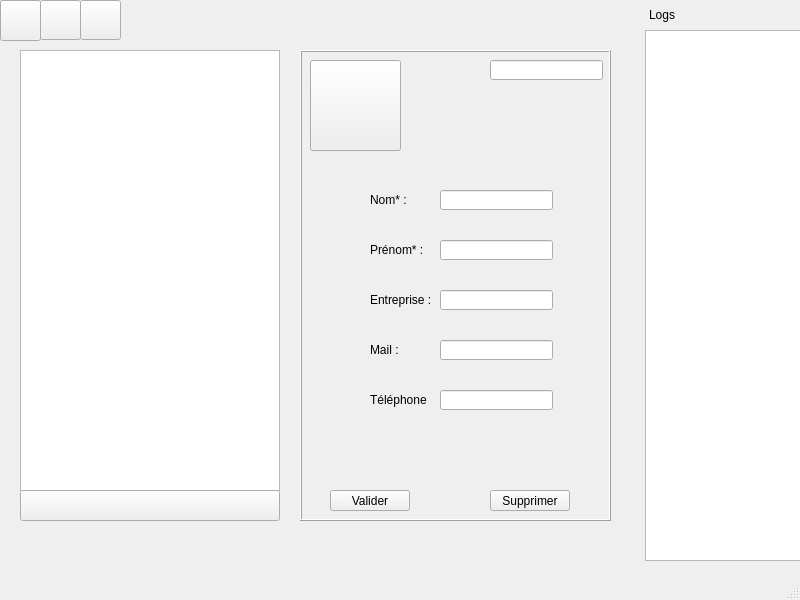
Above: CDAA-R/IHM/mainwindow.ui from samlach2222/ProjetCDAA-R before the change. Below: the same form after it.
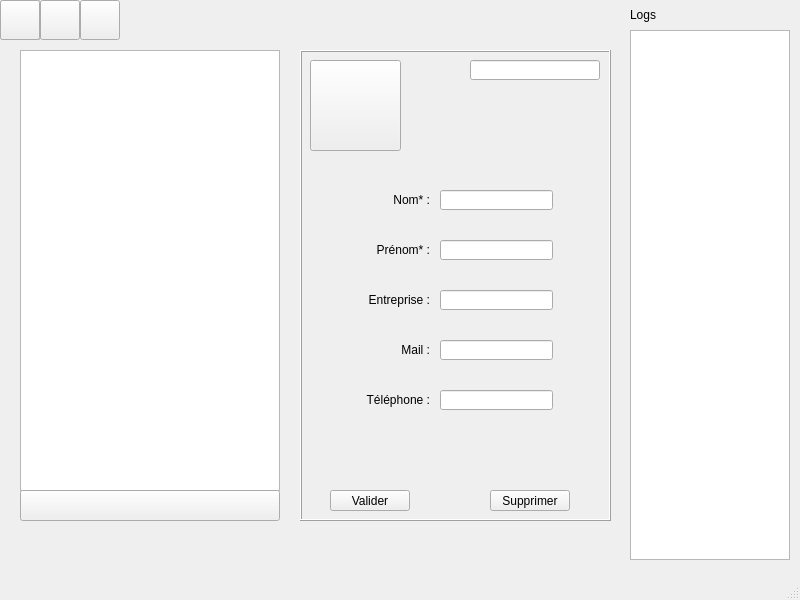
That is the form after the change. Icons and pictures are not drawn.

Commit message: Mise à jour du placement de certains labels et zones de texte

Diff of the .ui file:
```diff
--- a/CDAA-R/IHM/mainwindow.ui
+++ b/CDAA-R/IHM/mainwindow.ui
@@ -31,10 +31,10 @@
    <widget class="QListView" name="LogsList">
     <property name="geometry">
      <rect>
-      <x>645</x>
+      <x>630</x>
       <y>30</y>
-      <width>161</width>
-      <height>531</height>
+      <width>160</width>
+      <height>530</height>
      </rect>
     </property>
    </widget>
@@ -54,9 +54,9 @@
    <widget class="QLabel" name="LabelLogs">
     <property name="geometry">
      <rect>
-      <x>649</x>
+      <x>630</x>
       <y>0</y>
-      <width>151</width>
+      <width>150</width>
       <height>30</height>
      </rect>
     </property>
@@ -88,7 +88,7 @@
      <rect>
       <x>40</x>
       <y>0</y>
-      <width>41</width>
+      <width>40</width>
       <height>40</height>
      </rect>
     </property>
@@ -107,7 +107,7 @@
      <rect>
       <x>80</x>
       <y>0</y>
-      <width>41</width>
+      <width>40</width>
       <height>40</height>
      </rect>
     </property>
@@ -139,15 +139,21 @@
     <widget class="QLabel" name="labelNom">
      <property name="geometry">
       <rect>
-       <x>70</x>
+       <x>60</x>
        <y>140</y>
-       <width>60</width>
+       <width>70</width>
        <height>20</height>
       </rect>
      </property>
+     <property name="layoutDirection">
+      <enum>Qt::LeftToRight</enum>
+     </property>
      <property name="text">
       <string>Nom* :</string>
      </property>
+     <property name="alignment">
+      <set>Qt::AlignRight|Qt::AlignTrailing|Qt::AlignVCenter</set>
+     </property>
     </widget>
     <widget class="QLineEdit" name="editNom">
      <property name="geometry">
@@ -175,15 +181,18 @@
     <widget class="QLabel" name="labelPrenom">
      <property name="geometry">
       <rect>
-       <x>70</x>
+       <x>60</x>
        <y>190</y>
-       <width>60</width>
+       <width>70</width>
        <height>20</height>
       </rect>
      </property>
      <property name="text">
       <string>Prénom* :</string>
      </property>
+     <property name="alignment">
+      <set>Qt::AlignRight|Qt::AlignTrailing|Qt::AlignVCenter</set>
+     </property>
     </widget>
     <widget class="QLineEdit" name="editEntreprise">
      <property name="geometry">
@@ -201,15 +210,18 @@
     <widget class="QLabel" name="labelEntreprise">
      <property name="geometry">
       <rect>
-       <x>70</x>
+       <x>60</x>
        <y>240</y>
-       <width>60</width>
+       <width>70</width>
        <height>20</height>
       </rect>
      </property>
      <property name="text">
       <string>Entreprise :</string>
      </property>
+     <property name="alignment">
+      <set>Qt::AlignRight|Qt::AlignTrailing|Qt::AlignVCenter</set>
+     </property>
     </widget>
     <widget class="QLineEdit" name="editMail">
      <property name="geometry">
@@ -227,15 +239,18 @@
     <widget class="QLabel" name="labelMail">
      <property name="geometry">
       <rect>
-       <x>70</x>
+       <x>60</x>
        <y>290</y>
-       <width>60</width>
+       <width>70</width>
        <height>20</height>
       </rect>
      </property>
      <property name="text">
       <string>Mail :</string>
      </property>
+     <property name="alignment">
+      <set>Qt::AlignRight|Qt::AlignTrailing|Qt::AlignVCenter</set>
+     </property>
     </widget>
     <widget class="QLineEdit" name="editTelephone">
      <property name="geometry">
@@ -253,22 +268,25 @@
     <widget class="QLabel" name="labelTelephone">
      <property name="geometry">
       <rect>
-       <x>70</x>
+       <x>60</x>
        <y>340</y>
-       <width>60</width>
+       <width>70</width>
        <height>20</height>
       </rect>
      </property>
      <property name="text">
       <string>Téléphone :</string>
      </property>
+     <property name="alignment">
+      <set>Qt::AlignRight|Qt::AlignTrailing|Qt::AlignVCenter</set>
+     </property>
     </widget>
     <widget class="QLineEdit" name="editDateCreation">
      <property name="geometry">
       <rect>
-       <x>190</x>
+       <x>170</x>
        <y>10</y>
-       <width>113</width>
+       <width>130</width>
        <height>20</height>
       </rect>
      </property>
@@ -334,8 +352,8 @@
      <rect>
       <x>0</x>
       <y>0</y>
-      <width>41</width>
-      <height>41</height>
+      <width>40</width>
+      <height>40</height>
      </rect>
     </property>
     <property name="text">
```
The commit also changes 1 other file.
